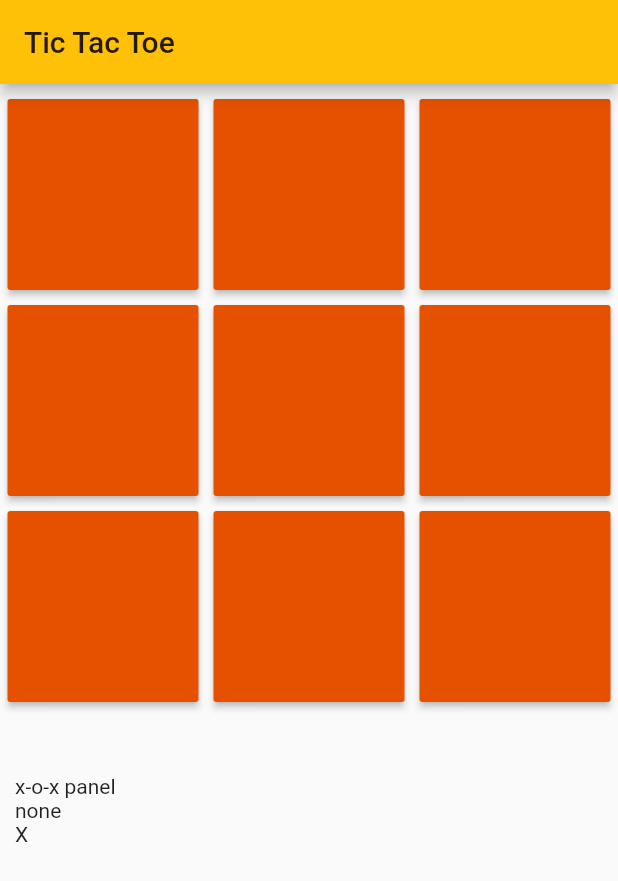
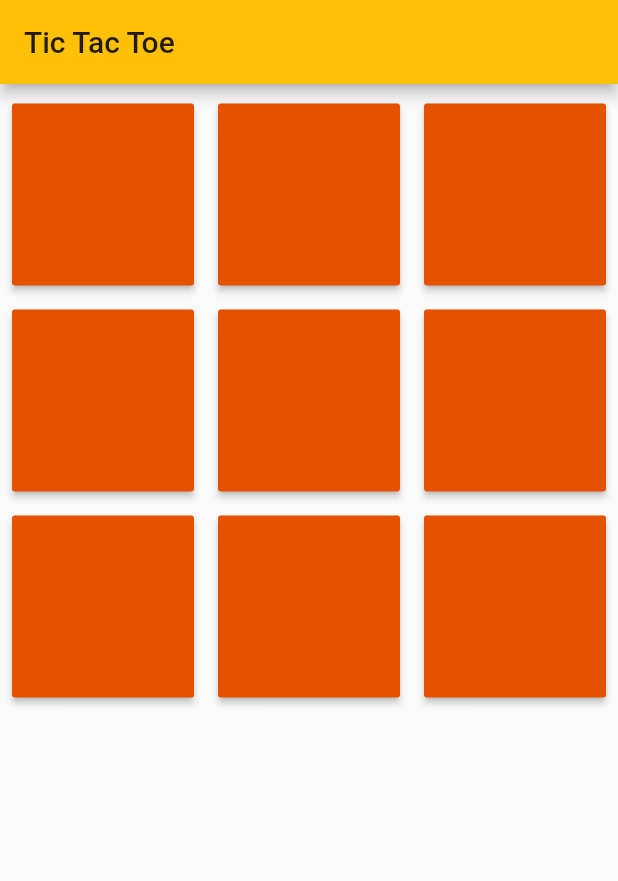
Before and after one commit to abhishekkr/yaga, a Flutter app: the PageTicTacToe screen opened directly, on a phone screen of 412 x 824 dp. Shown: the top 881 px of the screen. Run offline on Flutter 3.47's test engine with Material 2 defaults, Android fonts, the phone set to English and light mode, and no system bars.

Commit message:
[tictactoe] move map init to game-pkg; winner declaration with reset; inkwell for x-o
Signed-off-by: AbhishekKr <abhikumar163@gmail.com>

```diff
--- a/lib/pages/tictactoe.dart
+++ b/lib/pages/tictactoe.dart
@@ -1,11 +1,7 @@
 import 'package:flutter/material.dart';
 import 'package:yaga/fx/route_transition.dart';
-import 'package:yaga/common/player.dart';
-import 'package:yaga/tictactoe/game_plot.dart';
 import 'package:yaga/tictactoe/game_map.dart';
-import 'package:yaga/tictactoe/game_data.dart';
 import 'package:yaga/tictactoe/side_panel.dart';
-import 'package:yaga/tictactoe/constants.dart';
 
 class PageTicTacToe extends StatefulWidget {
   @override
@@ -13,33 +9,6 @@ class PageTicTacToe extends StatefulWidget {
 }
 
 class _PageTicTacToe extends State<PageTicTacToe> {
-  GameData gameData;
-
-  List<GamePlot> initGamePlots() {
-    return <GamePlot>[
-       new GamePlot(id: 1),
-       new GamePlot(id: 2),
-       new GamePlot(id: 3),
-       new GamePlot(id: 4),
-       new GamePlot(id: 5),
-       new GamePlot(id: 6),
-       new GamePlot(id: 7),
-       new GamePlot(id: 8),
-       new GamePlot(id: 9),
-    ]; // gameMap
-  }
-
-  @override
-  void initState() {
-    super.initState();
-    this.gameData = GameData(
-      initGamePlots(),
-      -1,
-      null,
-      true,
-    );
-  }
-
   @override
   Widget build(BuildContext context) {
     return Scaffold(
@@ -49,8 +18,8 @@ class _PageTicTacToe extends State<PageTicTacToe> {
       body: new ListView(
           padding: new EdgeInsets.symmetric(vertical: 5.0),
           children: <Widget>[
-            GameMap(gameData),
-            SidePanel(gameData),
+            GameMap(),
+            //SidePanel(gameData),
           ],
       ),
     ); // <Scaffold/>
--- a/lib/tictactoe/game_map.dart
+++ b/lib/tictactoe/game_map.dart
@@ -1,5 +1,7 @@
+import 'dart:core';
 import 'package:flutter/material.dart';
 import 'package:yaga/common/player.dart';
+import 'package:yaga/common/custom_dialog.dart';
 import 'package:yaga/tictactoe/game_plot.dart';
 import 'package:yaga/tictactoe/game_data.dart';
 import 'package:yaga/tictactoe/constants.dart';
@@ -7,13 +9,27 @@ import 'package:yaga/tictactoe/constants.dart';
 class GameMap extends StatefulWidget {
   GameData gameData;
 
-  GameMap(this.gameData);
+  GameMap();
 
   @override
   _GameMap createState() => new _GameMap();
 }
 
 class _GameMap extends State<GameMap> {
+  List<GamePlot> initGamePlots() {
+    return <GamePlot>[
+       new GamePlot(id: 1),
+       new GamePlot(id: 2),
+       new GamePlot(id: 3),
+       new GamePlot(id: 4),
+       new GamePlot(id: 5),
+       new GamePlot(id: 6),
+       new GamePlot(id: 7),
+       new GamePlot(id: 8),
+       new GamePlot(id: 9),
+    ]; // gameMap
+  }
+
   void playPlot(GamePlot plot) {
     setState(() {
       if (widget.gameData.currentPlayer == widget.gameData.playerX.id) {
@@ -44,6 +60,28 @@ class _GameMap extends State<GameMap> {
       } else if (winnerXO == "O") {
         widget.gameData.winner = widget.gameData.playerO;
       }
+    });
+
+    showDialog(
+        context: context,
+        builder: (_) => new CustomDialog(
+             widget.gameData.winner.name + " won!",
+            "Press reset to start again.", resetGame)
+    );
+  }
+
+  void resetGame() {
+    if (Navigator.canPop(context)) {
+      Navigator.pop(context);
+    }
+    setState(() {
+      widget.gameData = GameData(
+        initGamePlots(),
+        -1,
+        null,
+        true,
+      );
+      widget.gameData.currentPlayer = widget.gameData.playerX.id;
     });
   }
 
@@ -91,6 +129,12 @@ class _GameMap extends State<GameMap> {
   @override
   void initState() {
     super.initState();
+    widget.gameData = GameData(
+      initGamePlots(),
+      -1,
+      null,
+      true,
+    );
     if (widget.gameData.currentPlayer == -1) {
       widget.gameData.currentPlayer = widget.gameData.playerX.id;
     }
@@ -114,6 +158,9 @@ class _GameMap extends State<GameMap> {
               itemBuilder: (context, i) => new SizedBox(
                   width: 90.0,
                   height: 90.0,
+                  child: InkWell(
+                    child: Container(
+                      padding: EdgeInsets.all(3.0),
                       child: new RaisedButton(
                           padding: const EdgeInsets.all(10.0),
                           color: widget.gameData.gameMap[i].bg,
@@ -125,7 +172,9 @@ class _GameMap extends State<GameMap> {
                               widget.gameData.gameMap[i].text,
                               style: TextStyle(color: ColorPlotText, fontSize: 52.0),
                           ),
+                      ), // <RaisedButton/>
                     ),
+                  ), // <InkWell/>
               ),
             ), // <GridView/>
           ), // <Center/>
```
Also changed, not shown: lib/common/custom_dialog.dart (added, +26 -0 lines). Lines whose indentation alone changed are shown as unchanged.
